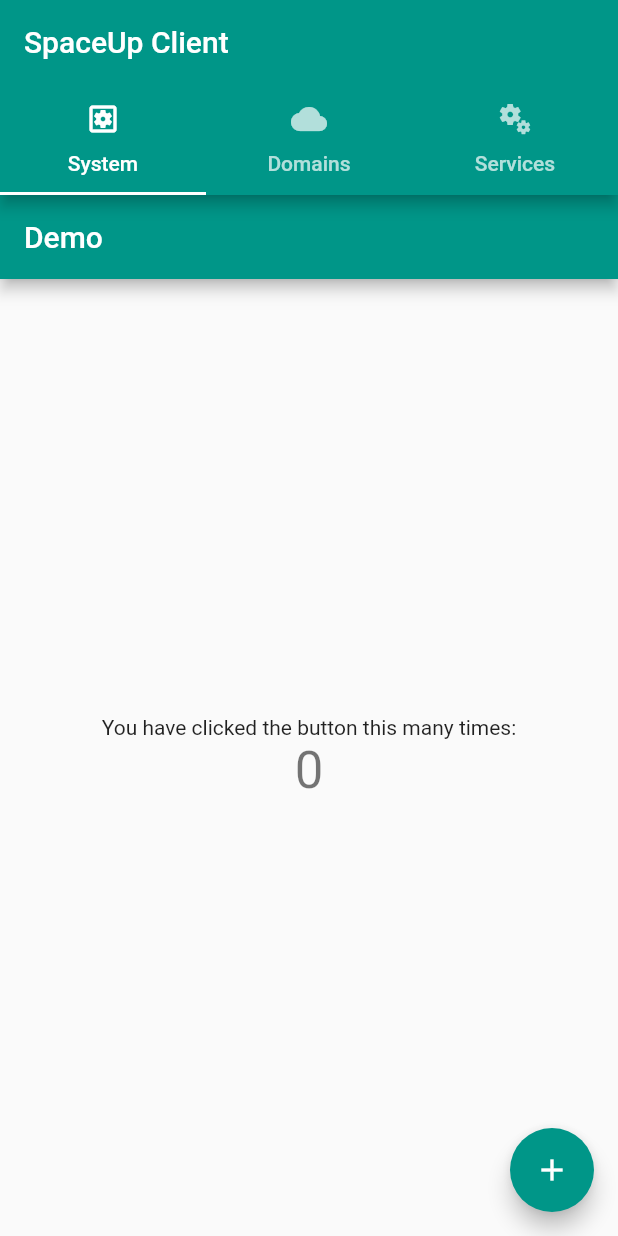
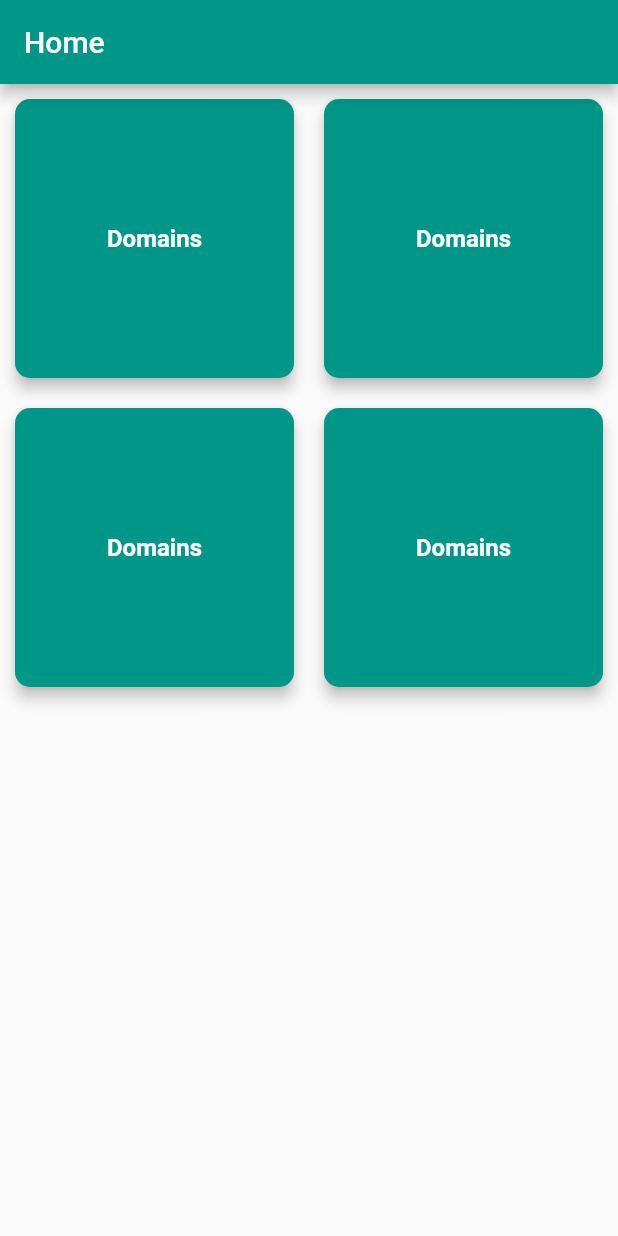
Before and after one commit to SpaceUp-Cloud/SpaceUp-UI, a Flutter app: the screen it shows after launch, on a phone screen of 412 x 824 dp. Run offline on Flutter 3.47's test engine with Material 2 defaults, Android fonts, the light colour scheme and no system bars; our stand-ins replace page_transition.

Commit message:
Improved home page with navigation to other pages

```diff
--- a/spaceup_ui/lib/domain_page.dart
+++ b/spaceup_ui/lib/domain_page.dart
@@ -50,6 +50,9 @@ class DomainPage extends State<DomainPageStarter> {
     );
 
     final scaffold = Scaffold(
+      appBar: AppBar(
+        title: Text("Domains"),
+      ),
       floatingActionButton: AnimatedOpacity(
         duration: Duration(milliseconds: 200),
         opacity: fabIsVisible ? 1 : 0,
--- a/spaceup_ui/lib/main.dart
+++ b/spaceup_ui/lib/main.dart
@@ -1,5 +1,8 @@
 import 'package:flutter/material.dart';
+import 'dart:io' show Platform;
+import 'package:page_transition/page_transition.dart';
 import 'package:spaceup_ui/domain_page.dart';
+import 'package:spaceup_ui/ui_data.dart';
 
 void main() {
   runApp(MyApp());
@@ -9,7 +12,6 @@ class MyApp extends StatelessWidget {
   // This widget is the root of your application.
   @override
   Widget build(BuildContext context) {
-
     return MaterialApp(
       title: 'SpaceUp Client',
       theme: ThemeData(
@@ -22,44 +24,31 @@ class MyApp extends StatelessWidget {
           // or simply save your changes to "hot reload" in a Flutter IDE).
           // Notice that the counter didn't reset back to zero; the application
           // is not restarted.
-        primarySwatch: Colors.teal,
-      ),
-      home: DefaultTabController(
-        length: 3,
-        child: Scaffold(
-          appBar: AppBar(
-            bottom: TabBar(
-              tabs: [
-                Tab(icon: Icon(Icons.settings_applications_outlined), text: 'System'),
-                Tab(icon: Icon(Icons.cloud), text: 'Domains'),
-                Tab(icon: Icon(Icons.miscellaneous_services_sharp), text: 'Services')
-              ],
-            ), title: Text('SpaceUp Client')
-          ),
-          body: TabBarView(
-            children: [
-              MyHomePage(title: "Demo",),
-              DomainPageStarter(),
-              MyHomePage(title: "Demo",),
-            ],
-          ),
-        )
-      )
+          primaryColor: Colors.teal,
+          primarySwatch: Colors.deepOrange),
+      home: MyHomePage(title: "Home"),
+      initialRoute: null,
+      onGenerateRoute: (RouteSettings settings) {
+        switch (settings.name) {
+          case '/domains':
+            {
+              return PageTransition(
+                  child: DomainPageStarter(),
+                  type: PageTransitionType.leftToRight);
+            }
+          default:
+            {
+              return PageTransition(
+                  child: MyHomePage(), type: PageTransitionType.leftToRight);
+            }
+        }
+      },
     );
   }
 }
 
 class MyHomePage extends StatefulWidget {
   MyHomePage({Key? key, this.title}) : super(key: key);
-
-  // This widget is the home page of your application. It is stateful, meaning
-  // that it has a State object (defined below) that contains fields that affect
-  // how it looks.
-
-  // This class is the configuration for the state. It holds the values (in this
-  // case the title) provided by the parent (in this case the App widget) and
-  // used by the build method of the State. Fields in a Widget subclass are
-  // always marked "final".
 
   final String? title;
 
@@ -68,17 +57,20 @@ class MyHomePage extends StatefulWidget {
 }
 
 class _MyHomePageState extends State<MyHomePage> {
-  int _counter = 0;
 
-  void _incrementCounter() {
-    setState(() {
-      // This call to setState tells the Flutter framework that something has
-      // changed in this State, which causes it to rerun the build method below
-      // so that the display can reflect the updated values. If we changed
-      // _counter without calling setState(), then the build method would not be
-      // called again, and so nothing would appear to happen.
-      _counter++;
-    });
+  late int maxElementsPerLine;
+
+  @override
+  void initState() {
+    super.initState();
+
+    if(Platform.isWindows ||Platform.isLinux) {
+      maxElementsPerLine = 8;
+    } else if(Platform.isAndroid || Platform.isIOS) {
+      maxElementsPerLine = 2;
+    } else {
+      maxElementsPerLine = 2;
+    }
   }
 
   @override
@@ -98,38 +90,48 @@ class _MyHomePageState extends State<MyHomePage> {
         body: Center(
             // Center is a layout widget. It takes a single child and positions it
             // in the middle of the parent.
-        child: Column(
-          // Column is also a layout widget. It takes a list of children and
-          // arranges them vertically. By default, it sizes itself to fit its
-          // children horizontally, and tries to be as tall as its parent.
-          //
-          // Invoke "debug painting" (press "p" in the console, choose the
-          // "Toggle Debug Paint" action from the Flutter Inspector in Android
-          // Studio, or the "Toggle Debug Paint" command in Visual Studio Code)
-          // to see the wireframe for each widget.
-          //
-          // Column has various properties to control how it sizes itself and
-          // how it positions its children. Here we use mainAxisAlignment to
-          // center the children vertically; the main axis here is the vertical
-          // axis because Columns are vertical (the cross axis would be
-          // horizontal).
-          mainAxisAlignment: MainAxisAlignment.center,
-          children: <Widget>[
-            Text(
-              'You have clicked the button this many times:',
-            ),
-            Text(
-              '$_counter',
-              style: Theme.of(context).textTheme.headline4,
-            ),
+            child: Center(
+          child: GridView.count(
+            crossAxisCount: maxElementsPerLine,
+            scrollDirection: Axis.vertical,
+            children: [
+              _createCard("Domains", UIData.domainsRoute, Colors.teal, Colors.white),
+              _createCard("Domains", UIData.domainsRoute, Colors.teal, Colors.white),
+              _createCard("Domains", UIData.domainsRoute, Colors.teal, Colors.white),
+              _createCard("Domains", UIData.domainsRoute, Colors.teal, Colors.white)
             ],
           ),
+        )));
+  }
+
+  InkWell _createCard(
+      String cardTitle,
+      String path,
+      MaterialColor bgColor,
+      Color fontColor) {
+    return InkWell(
+        onTap: () {
+          Navigator.pushNamed(context, path);
+        },
+        child: Card(
+          semanticContainer: true,
+          clipBehavior: Clip.antiAliasWithSaveLayer,
+          shape: RoundedRectangleBorder(
+            borderRadius: BorderRadius.circular(10.0),
           ),
-      floatingActionButton: FloatingActionButton(
-        onPressed: _incrementCounter,
-        tooltip: 'Increment',
-        child: Icon(Icons.add),
-      ), // This trailing comma makes auto-formatting nicer for build methods.
+          elevation: 4,
+          margin: EdgeInsets.all(10),
+          color: bgColor,
+          child: Center(
+            child: Text(
+              cardTitle,
+              style: TextStyle(
+                  color: fontColor,
+                  fontSize: 16,
+                  fontWeight: FontWeight.bold),
+            ),
+          ),
+        )
     );
   }
 }
--- /dev/null
+++ b/spaceup_ui/lib/ui_data.dart
@@ -0,0 +1,4 @@
+class UIData {
+  static const String domainsRoute = "/domains";
+  static const String settingsRoute = "/settings";
+}
--- a/spaceup_ui/pubspec.yaml
+++ b/spaceup_ui/pubspec.yaml
@@ -25,6 +25,7 @@ dependencies:
     sdk: flutter
 
   http: ^0.13.2
+  page_transition: "^2.0.2"
 
   # The following adds the Cupertino Icons font to your application.
   # Use with the CupertinoIcons class for iOS style icons.
```
Also changed, not shown: 1 other file. Lines whose indentation alone changed are shown as unchanged.
